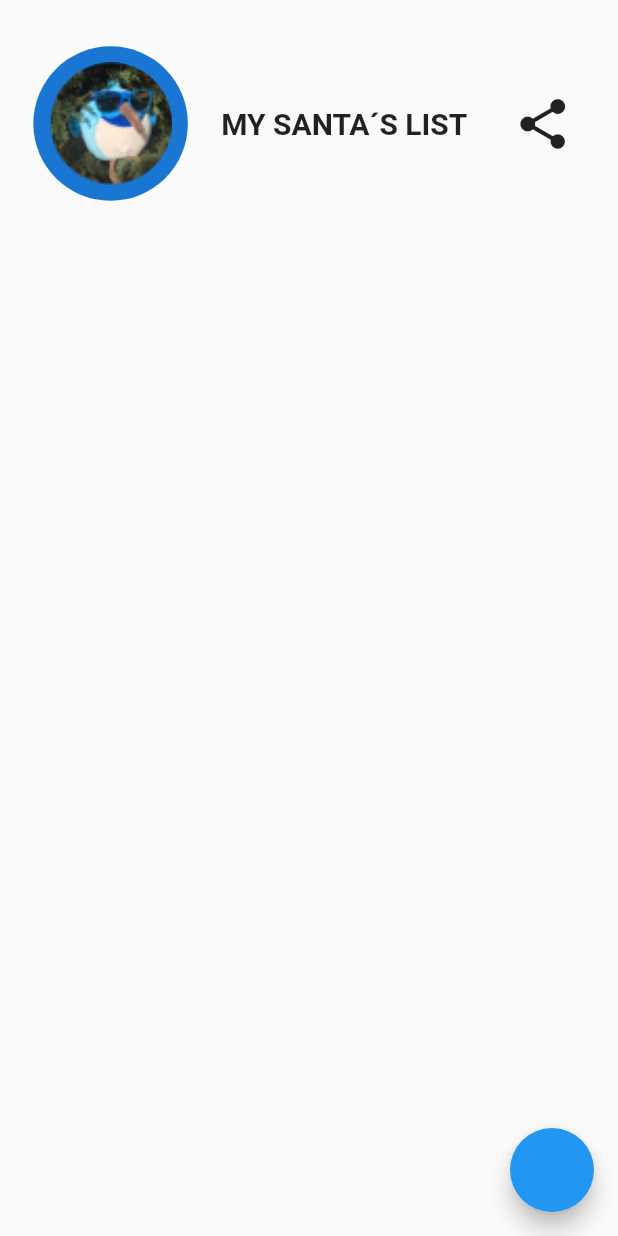
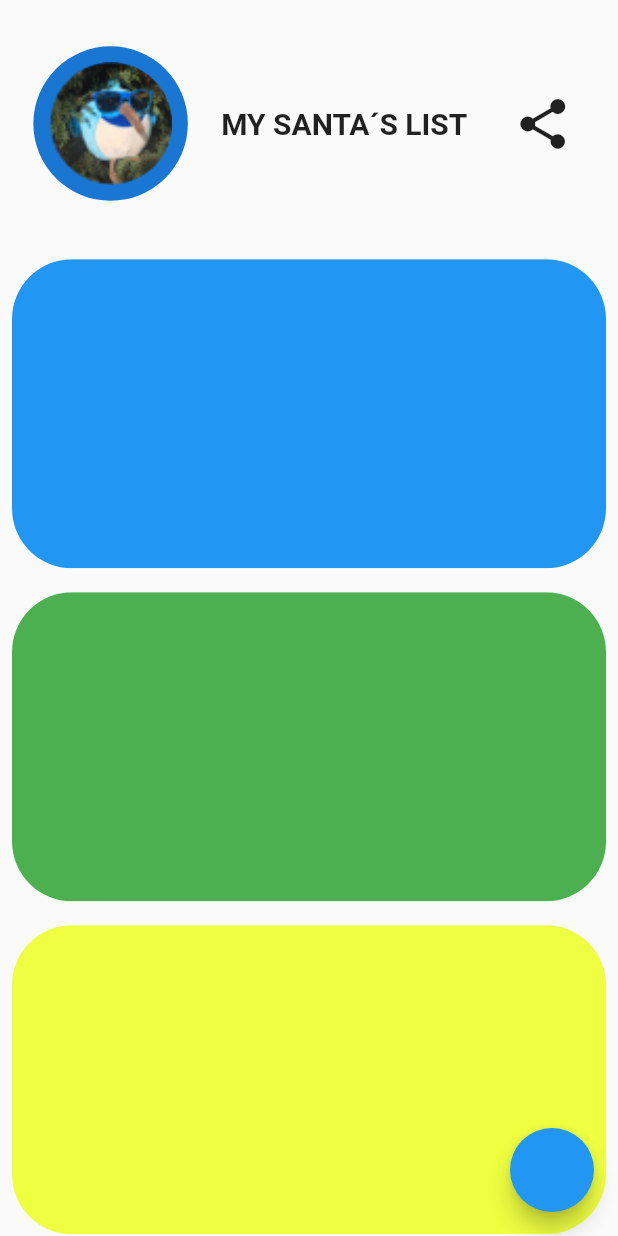
Before and after one commit to alfredobs97/FlutterIntWorkshop, a Flutter app: the screen it shows after launch, on a phone screen of 412 x 824 dp. Run offline on Flutter 3.47's test engine with Material 2 defaults, Android fonts, the phone set to English and light mode, and no system bars.

Commit message:
expanded

```diff
--- a/lib/main.dart
+++ b/lib/main.dart
@@ -53,6 +53,42 @@ class _MyHomePageState extends State<MyHomePage> {
                 ],
               ),
             ),
+            Expanded(
+              child: ListView(
+                children: <Widget>[
+                  Padding(
+                    padding: const EdgeInsets.all(8.0),
+                    child: ClipRRect(
+                        borderRadius: BorderRadius.all(Radius.circular(40)),
+                        child: Container(
+                        height: MediaQuery.of(context).size.height / 4,
+                        color: Colors.blue,
+                      ),
+                    ),
+                  ),
+                  Padding(
+                    padding: const EdgeInsets.all(8.0),
+                    child: ClipRRect(
+                        borderRadius: BorderRadius.all(Radius.circular(40)),
+                        child: Container(
+                        height: MediaQuery.of(context).size.height / 4,
+                        color: Colors.green,
+                      ),
+                    ),
+                  ),
+                  Padding(
+                    padding: const EdgeInsets.all(8.0),
+                    child: ClipRRect(
+                        borderRadius: BorderRadius.all(Radius.circular(40)),
+                        child: Container(
+                        height: MediaQuery.of(context).size.height / 4,
+                        color: Colors.limeAccent,
+                      ),
+                    ),
+                  ),
+                ],
+              ),
+            )
           ],
         ),
       ),
```
